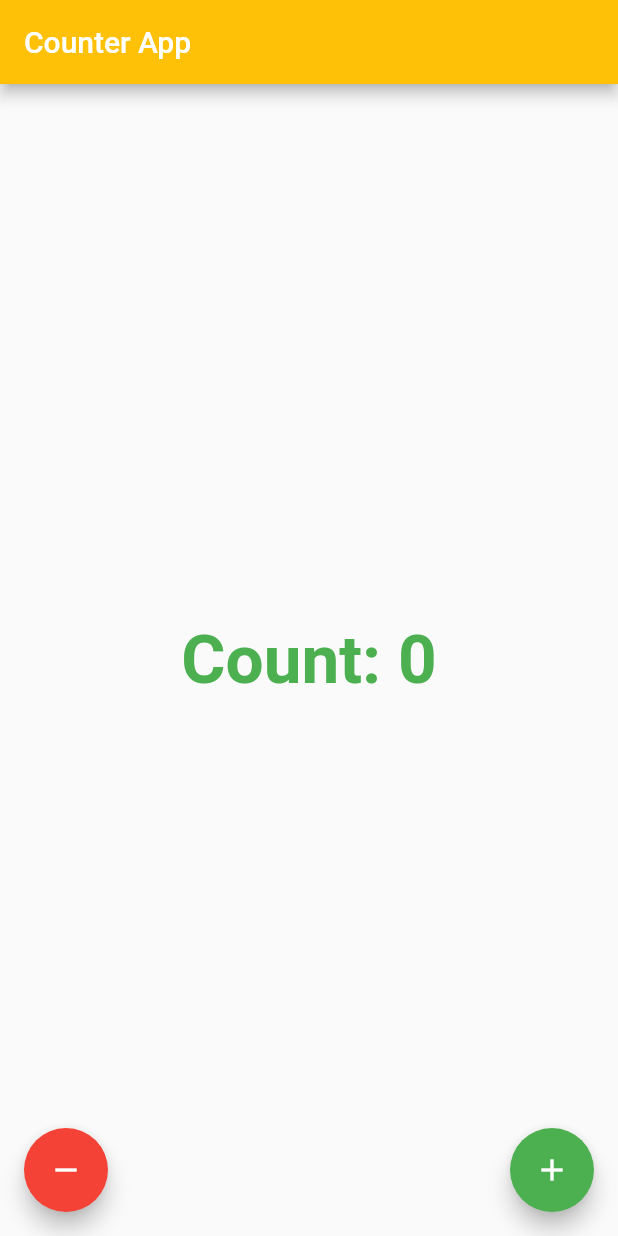
After one commit to yeonblue/FlutterPractice, a Flutter app: the screen it shows after launch, on a phone screen of 412 x 824 dp. The commit adds this screen. Run offline on Flutter 3.47's test engine with Material 2 defaults, Android fonts, the phone set to English and light mode, and no system bars.

Commit message:
add counterView

```diff
--- a/FlutterBasics/lib/main.dart
+++ b/FlutterBasics/lib/main.dart
@@ -1,4 +1,5 @@
 import 'package:flutter/material.dart';
+import 'package:flutterbasics/presentation/counter/counter_screen.dart';
 import 'package:flutterbasics/presentation/widgets_example/example_screen.dart';
 
 void main() {
@@ -18,7 +19,7 @@ class MyApp extends StatelessWidget {
         appBarTheme: const AppBarTheme(backgroundColor: Colors.amber),
       ),
       debugShowCheckedModeBanner: false, // 우측 상단 디버그 사라지게
-      home: const ExampleScreen(),
+      home: const CounterScreen(),
     );
   }
 }
--- /dev/null
+++ b/FlutterBasics/lib/presentation/counter/counter_screen.dart
@@ -0,0 +1,61 @@
+import 'package:flutter/material.dart';
+
+class CounterScreen extends StatefulWidget {
+  const CounterScreen({super.key});
+
+  @override
+  State<CounterScreen> createState() => _CounterScreenState();
+}
+
+class _CounterScreenState extends State<CounterScreen> {
+
+  int _count = 0;
+
+  @override
+  Widget build(BuildContext context) {
+    return Scaffold(
+      appBar: AppBar(
+        title: const Text('Counter App'),
+      ),
+      body: Center(
+        child: Text(
+          'Count: $_count',
+          style: TextStyle(
+            fontSize: 45,
+            fontWeight: FontWeight.bold,
+            color: _count >= 0 ? Colors.green : Colors.red,
+          ),
+        ),
+      ),
+      floatingActionButtonLocation: FloatingActionButtonLocation.centerFloat,
+      floatingActionButton: Padding(
+        padding: const EdgeInsets.symmetric(horizontal: 16.0),
+        child: Row(
+          mainAxisAlignment: MainAxisAlignment.spaceBetween,
+          children: [
+            FloatingActionButton(
+              heroTag: 'btn1',
+              backgroundColor: Colors.red,
+              onPressed: () {
+                setState(() {
+                  _count--;
+                });
+              },
+              child: const Icon(Icons.remove),
+            ),
+            FloatingActionButton(
+              heroTag: 'btn2',
+              backgroundColor: Colors.green,
+              onPressed: () {
+                setState(() {
+                  _count++;
+                });
+              },
+              child: const Icon(Icons.add),
+            ),
+          ],
+        ),
+      ),
+    );
+  }
+}
```
Also changed, not shown: FlutterBasics/lib/presentation/widgets_example/widget/button_example.dart (+14 -3 lines).
